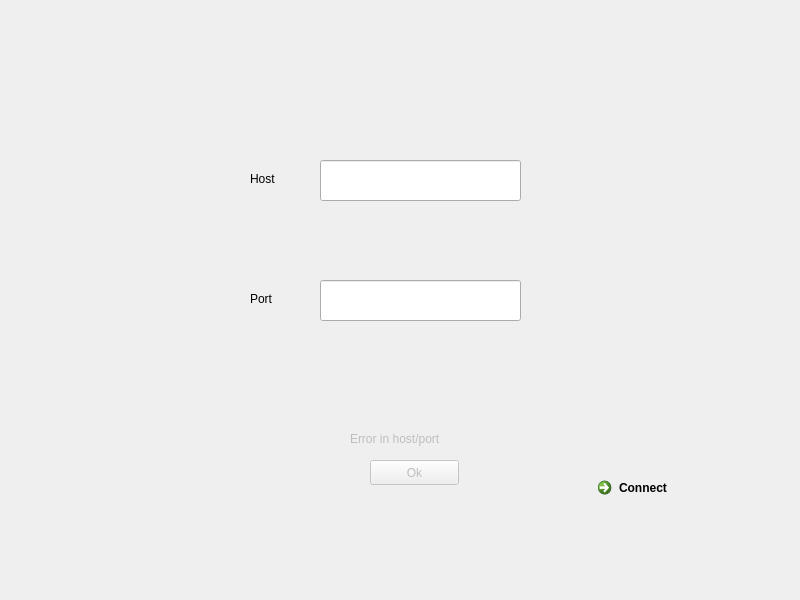
Above: ui/connect.ui from mjsantoni/taller_wolfenstein3D before the change. Below: the same form after it.
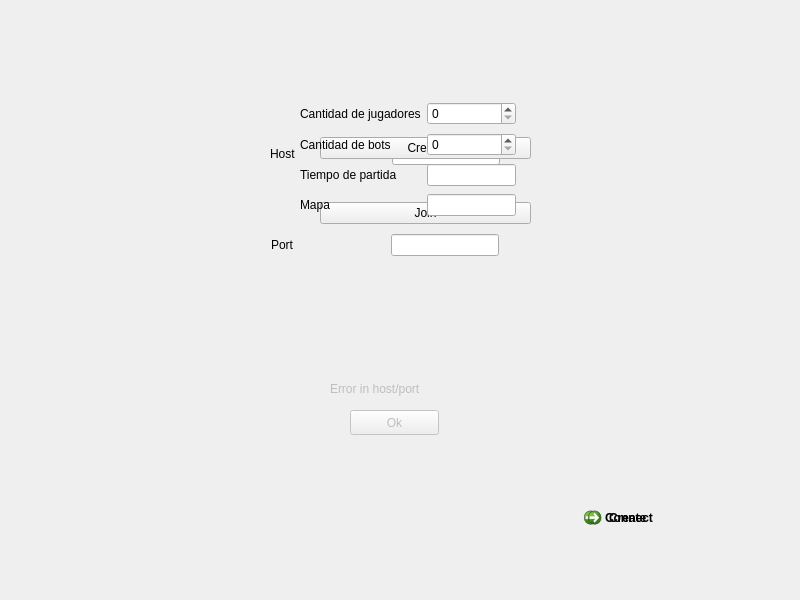
That is the form after the change.

Commit message: Crear juego en QT funcionando (falta conectar con cliente)

```diff
--- a/ui/connect.ui
+++ b/ui/connect.ui
@@ -14,73 +14,36 @@
    <string>MainWindow</string>
   </property>
   <widget class="QWidget" name="centralwidget">
-   <widget class="QLineEdit" name="hostLine">
-    <property name="geometry">
-     <rect>
-      <x>320</x>
-      <y>160</y>
-      <width>201</width>
-      <height>41</height>
-     </rect>
-    </property>
-   </widget>
    <widget class="QCommandLinkButton" name="connectButton">
+    <property name="enabled">
+     <bool>true</bool>
+    </property>
     <property name="geometry">
      <rect>
-      <x>590</x>
-      <y>470</y>
-      <width>177</width>
+      <x>576</x>
+      <y>500</y>
+      <width>181</width>
       <height>41</height>
      </rect>
     </property>
+    <property name="sizePolicy">
+     <sizepolicy hsizetype="Fixed" vsizetype="Fixed">
+      <horstretch>0</horstretch>
+      <verstretch>0</verstretch>
+     </sizepolicy>
+    </property>
     <property name="text">
      <string>Connect</string>
     </property>
    </widget>
-   <widget class="QLabel" name="portLabel">
-    <property name="geometry">
-     <rect>
-      <x>250</x>
-      <y>290</y>
-      <width>67</width>
-      <height>17</height>
-     </rect>
-    </property>
-    <property name="text">
-     <string>Port</string>
-    </property>
-   </widget>
-   <widget class="QLabel" name="hostLabel">
-    <property name="geometry">
-     <rect>
-      <x>250</x>
-      <y>170</y>
-      <width>67</width>
-      <height>17</height>
-     </rect>
-    </property>
-    <property name="text">
-     <string>Host</string>
-    </property>
-   </widget>
-   <widget class="QLineEdit" name="portLine">
-    <property name="geometry">
-     <rect>
-      <x>320</x>
-      <y>280</y>
-      <width>201</width>
-      <height>41</height>
-     </rect>
-    </property>
-   </widget>
    <widget class="QWidget" name="errorWidget" native="true">
     <property name="enabled">
      <bool>false</bool>
     </property>
     <property name="geometry">
      <rect>
-      <x>320</x>
-      <y>420</y>
+      <x>300</x>
+      <y>370</y>
       <width>191</width>
       <height>80</height>
      </rect>
@@ -115,6 +78,193 @@
      </property>
     </widget>
    </widget>
+   <widget class="QWidget" name="configWidget" native="true">
+    <property name="geometry">
+     <rect>
+      <x>160</x>
+      <y>70</y>
+      <width>461</width>
+      <height>271</height>
+     </rect>
+    </property>
+    <widget class="QWidget" name="verticalLayoutWidget">
+     <property name="geometry">
+      <rect>
+       <x>20</x>
+       <y>10</y>
+       <width>411</width>
+       <height>241</height>
+      </rect>
+     </property>
+     <layout class="QVBoxLayout" name="verticalLayout">
+      <item>
+       <layout class="QHBoxLayout" name="horizontalLayout">
+        <item>
+         <widget class="QLabel" name="hostLabel">
+          <property name="sizePolicy">
+           <sizepolicy hsizetype="Fixed" vsizetype="Fixed">
+            <horstretch>0</horstretch>
+            <verstretch>0</verstretch>
+           </sizepolicy>
+          </property>
+          <property name="text">
+           <string>Host</string>
+          </property>
+         </widget>
+        </item>
+        <item>
+         <widget class="QLineEdit" name="hostLine">
+          <property name="sizePolicy">
+           <sizepolicy hsizetype="Fixed" vsizetype="Fixed">
+            <horstretch>0</horstretch>
+            <verstretch>0</verstretch>
+           </sizepolicy>
+          </property>
+         </widget>
+        </item>
+       </layout>
+      </item>
+      <item>
+       <layout class="QHBoxLayout" name="horizontalLayout_2">
+        <item>
+         <widget class="QLabel" name="portLabel">
+          <property name="sizePolicy">
+           <sizepolicy hsizetype="Fixed" vsizetype="Fixed">
+            <horstretch>0</horstretch>
+            <verstretch>0</verstretch>
+           </sizepolicy>
+          </property>
+          <property name="text">
+           <string>Port</string>
+          </property>
+         </widget>
+        </item>
+        <item>
+         <widget class="QLineEdit" name="portLine">
+          <property name="sizePolicy">
+           <sizepolicy hsizetype="Fixed" vsizetype="Fixed">
+            <horstretch>0</horstretch>
+            <verstretch>0</verstretch>
+           </sizepolicy>
+          </property>
+         </widget>
+        </item>
+       </layout>
+      </item>
+     </layout>
+    </widget>
+   </widget>
+   <widget class="QWidget" name="connectionWidget" native="true">
+    <property name="geometry">
+     <rect>
+      <x>300</x>
+      <y>70</y>
+      <width>251</width>
+      <height>211</height>
+     </rect>
+    </property>
+    <widget class="QWidget" name="verticalLayoutWidget_2">
+     <property name="geometry">
+      <rect>
+       <x>20</x>
+       <y>30</y>
+       <width>211</width>
+       <height>161</height>
+      </rect>
+     </property>
+     <layout class="QVBoxLayout" name="verticalLayout_2">
+      <item>
+       <widget class="QPushButton" name="createButton">
+        <property name="text">
+         <string>Create</string>
+        </property>
+       </widget>
+      </item>
+      <item>
+       <widget class="QPushButton" name="joinButton">
+        <property name="text">
+         <string>Join</string>
+        </property>
+       </widget>
+      </item>
+     </layout>
+    </widget>
+   </widget>
+   <widget class="QWidget" name="parametersWidget" native="true">
+    <property name="geometry">
+     <rect>
+      <x>300</x>
+      <y>80</y>
+      <width>221</width>
+      <height>181</height>
+     </rect>
+    </property>
+    <widget class="QWidget" name="gridLayoutWidget">
+     <property name="geometry">
+      <rect>
+       <x>0</x>
+       <y>20</y>
+       <width>216</width>
+       <height>122</height>
+      </rect>
+     </property>
+     <layout class="QGridLayout" name="gridLayout">
+      <item row="2" column="1">
+       <widget class="QLineEdit" name="mapaLine"/>
+      </item>
+      <item row="3" column="1">
+       <widget class="QLineEdit" name="tiempoLine"/>
+      </item>
+      <item row="0" column="0">
+       <widget class="QLabel" name="jugadoresLabel">
+        <property name="text">
+         <string>Cantidad de jugadores</string>
+        </property>
+       </widget>
+      </item>
+      <item row="1" column="0">
+       <widget class="QLabel" name="botsLabel">
+        <property name="text">
+         <string>Cantidad de bots</string>
+        </property>
+       </widget>
+      </item>
+      <item row="2" column="0">
+       <widget class="QLabel" name="tiempoLabel">
+        <property name="text">
+         <string>Tiempo de partida</string>
+        </property>
+       </widget>
+      </item>
+      <item row="3" column="0">
+       <widget class="QLabel" name="mapaLabel">
+        <property name="text">
+         <string>Mapa</string>
+        </property>
+       </widget>
+      </item>
+      <item row="0" column="1">
+       <widget class="QSpinBox" name="jugadoresSpin"/>
+      </item>
+      <item row="1" column="1">
+       <widget class="QSpinBox" name="botsSpin"/>
+      </item>
+     </layout>
+    </widget>
+   </widget>
+   <widget class="QCommandLinkButton" name="createConfirmButton">
+    <property name="geometry">
+     <rect>
+      <x>580</x>
+      <y>500</y>
+      <width>177</width>
+      <height>41</height>
+     </rect>
+    </property>
+    <property name="text">
+     <string>Create</string>
+    </property>
+   </widget>
   </widget>
  </widget>
  <resources/>
```
Left out of the diff: 2 changed lines with no effect on the pictures. The commit also changes 2 other files.
